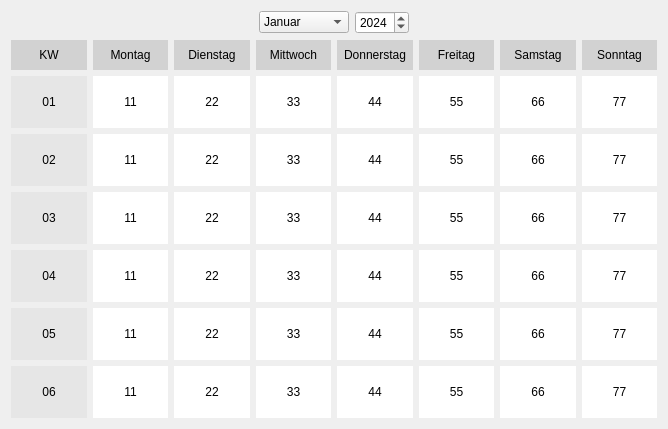
Before: the Qt Designer form src/if_Kalender.ui in smigalski/iFridge, drawn with Qt 5.
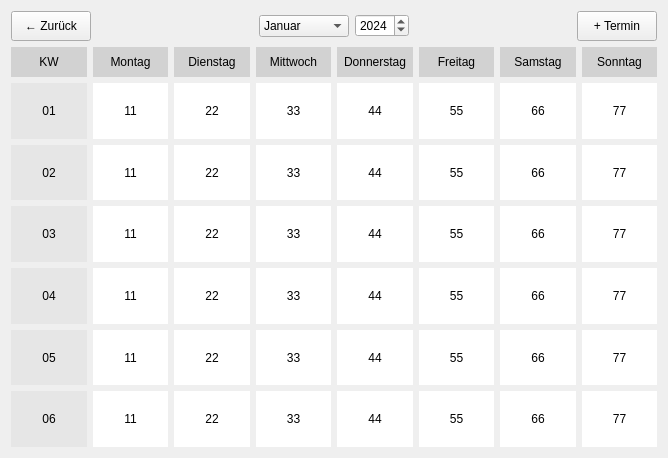
After: the same form once the commit is applied.

Commit message: A5.2.1: Button zum Zurückkehren auf das vorherige Fenster erstellt (noch ohne Funktion) A5.3.1: Button zum Hinzufügen eines Termins erstellt (noch ohne Funktion)

Diff of the .ui file:
```diff
--- a/src/if_Kalender.ui
+++ b/src/if_Kalender.ui
@@ -7,7 +7,7 @@
     <x>0</x>
     <y>0</y>
     <width>668</width>
-    <height>429</height>
+    <height>458</height>
    </rect>
   </property>
   <property name="windowTitle">
@@ -19,6 +19,22 @@
      <property name="sizeConstraint">
       <enum>QLayout::SizeConstraint::SetDefaultConstraint</enum>
      </property>
+     <item>
+      <widget class="QPushButton" name="pushButton">
+       <property name="minimumSize">
+        <size>
+         <width>0</width>
+         <height>30</height>
+        </size>
+       </property>
+       <property name="toolTip">
+        <string>Vorheriges Fenster anzeigen</string>
+       </property>
+       <property name="text">
+        <string>← Zurück</string>
+       </property>
+      </widget>
+     </item>
      <item>
       <spacer name="horizontalSpacer">
        <property name="orientation">
@@ -134,6 +150,22 @@
        </property>
       </spacer>
      </item>
+     <item>
+      <widget class="QPushButton" name="pushButton_2">
+       <property name="minimumSize">
+        <size>
+         <width>0</width>
+         <height>30</height>
+        </size>
+       </property>
+       <property name="toolTip">
+        <string>Termin Hinzufügen</string>
+       </property>
+       <property name="text">
+        <string>+ Termin</string>
+       </property>
+      </widget>
+     </item>
     </layout>
    </item>
    <item>
```
The commit also changes 1 other file.
